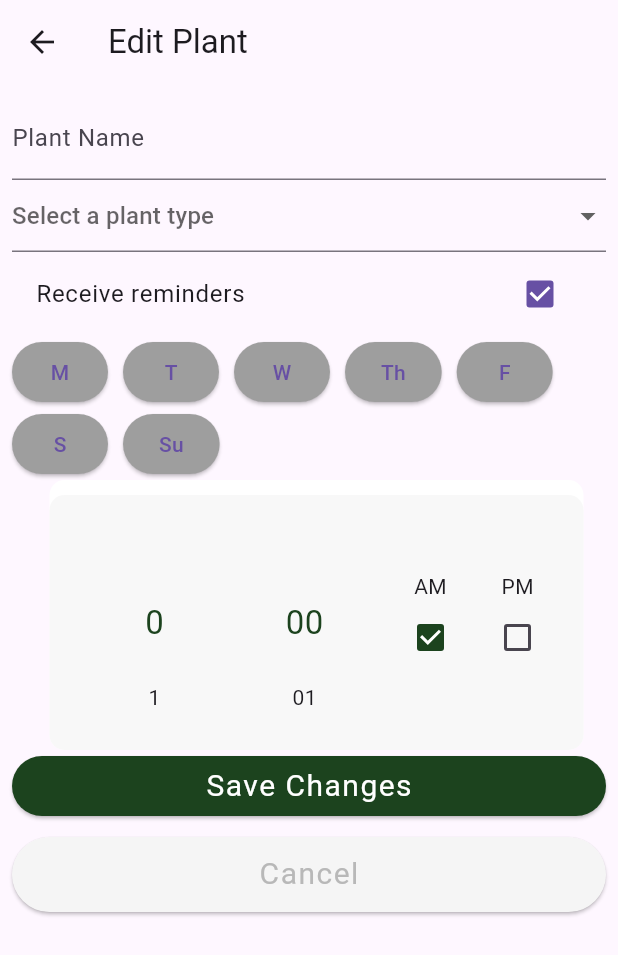
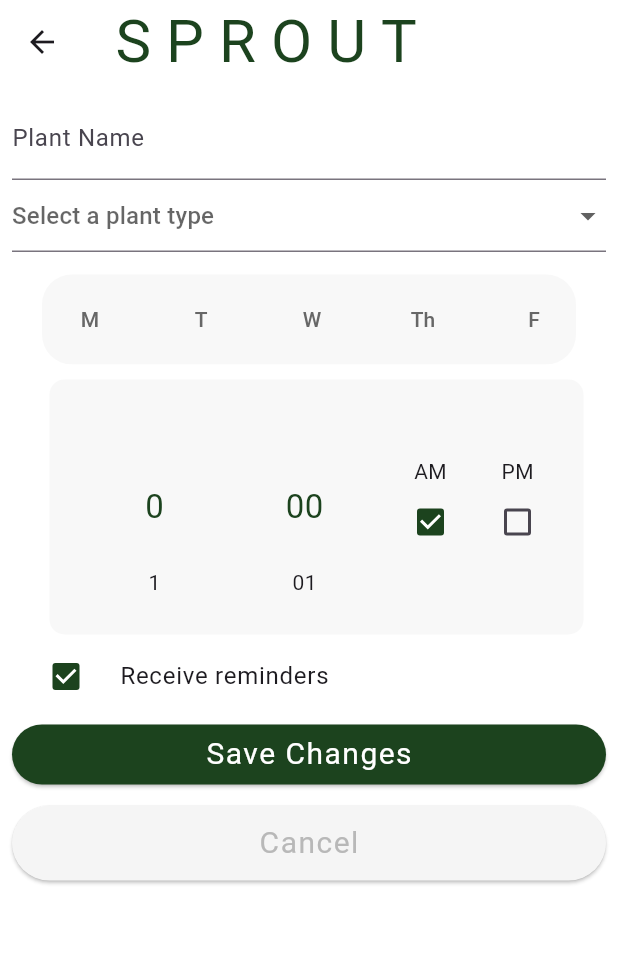
Before and after one commit to etadesse2/Sprout, a Flutter app: the EditPlantScreen screen opened directly with empty values, on a phone screen of 412 x 824 dp. Shown: the top 955 px of the screen. Run offline on Flutter 3.47's test engine with Material 3 defaults, Android fonts, the phone set to English and light mode, and no system bars; drawn by our look-alikes of numberpicker; our stand-ins replace shared_preferences; accounts and stored records are empty.

Commit message:
week ui updated

```diff
--- a/sprouts/lib/edit_plant.dart
+++ b/sprouts/lib/edit_plant.dart
@@ -36,7 +36,7 @@
   }
 
   Widget buildDayButton(String day) {
-    return ElevatedButton(
+    return TextButton(
       onPressed: () {
         setState(() {
           if (selectedDays.contains(day)) {
@@ -46,10 +46,26 @@
           }
         });
       },
-      child: Text(day),
-      style: ElevatedButton.styleFrom(
-        backgroundColor:
-            selectedDays.contains(day) ? Colors.green : Colors.grey,
+      style: TextButton.styleFrom(
+        backgroundColor: selectedDays.contains(day)
+            ? const Color.fromARGB(255, 28, 67, 30)
+            : Colors.transparent,
+        shape: RoundedRectangleBorder(
+          borderRadius: BorderRadius.circular(20),
+          side: BorderSide(
+            color: selectedDays.contains(day)
+                ? Colors.transparent
+                : const Color.fromARGB(0, 103, 103, 103),
+          ),
+        ),
+      ),
+      child: Text(
+        day,
+        style: TextStyle(
+          color: selectedDays.contains(day)
+              ? Colors.white
+              : const Color(0xFF676767),
+        ),
       ),
     );
   }
@@ -61,8 +77,16 @@
   @override
   Widget build(BuildContext context) {
     return Scaffold(
+      backgroundColor: Colors.white,
       appBar: AppBar(
-        title: const Text('Edit Plant'),
+        backgroundColor: Colors.white,
+        title: const Text(
+          'SPROUT',
+          style: TextStyle(
+              letterSpacing: 10,
+              fontSize: 40,
+              color: Color.fromARGB(255, 28, 67, 30)),
+        ),
       ),
       body: Form(
         key: _formKey,
@@ -95,16 +119,22 @@
                 );
               }).toList(),
             ),
-            CheckboxListTile(
-              title: const Text('Receive reminders'),
-              value: _receiveReminders,
-              onChanged: (bool? value) {
-                setState(() {
-                  _receiveReminders = value!;
-                });
-              },
-            ),
-            Wrap(
+            Padding(
+              padding: const EdgeInsets.only(top: 15.0, left: 20, right: 20),
+              child: Center(
+                child: Container(
+                  height: 60,
+                  width: 455,
+                  decoration: BoxDecoration(
+                      color: const Color.fromARGB(255, 248, 248, 248),
+                      borderRadius: BorderRadius.circular(20)),
+                  child: SingleChildScrollView(
+                    scrollDirection: Axis.horizontal,
+                    child: Row(
+                      mainAxisAlignment: MainAxisAlignment.center,
+                      children: [
+                        Center(
+                          child: Wrap(
                             spacing: 10,
                             children: [
                               buildDayButton('M'),
@@ -115,6 +145,13 @@
                               buildDayButton('S'),
                               buildDayButton('Su'),
                             ],
+                          ),
+                        ),
+                      ],
+                    ),
+                  ),
+                ),
+              ),
             ),
             Row(
               mainAxisAlignment: MainAxisAlignment.center,
@@ -201,6 +238,17 @@
                 ),
               ],
             ),
+            CheckboxListTile(
+              activeColor: const Color.fromARGB(255, 28, 67, 30),
+              controlAffinity: ListTileControlAffinity.leading,
+              title: const Text('Receive reminders'),
+              value: _receiveReminders,
+              onChanged: (bool? value) {
+                setState(() {
+                  _receiveReminders = value!;
+                });
+              },
+            ),
             ElevatedButton(
               onPressed: () {
                 if (_formKey.currentState!.validate()) {
```
Lines whose indentation alone changed are shown as unchanged.
